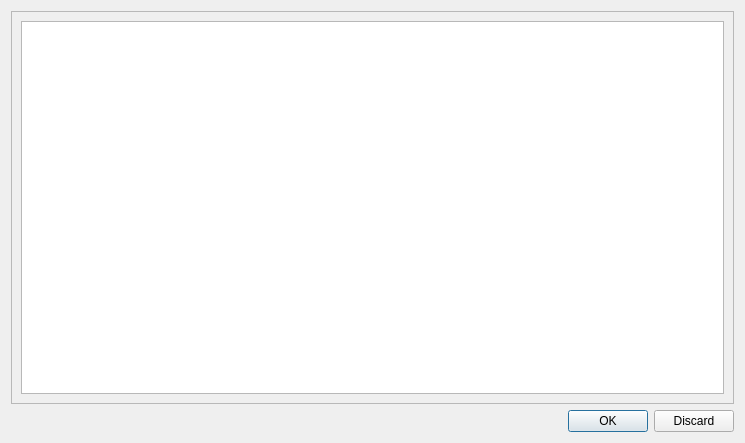
First picture: the form in Classes/GUI/Tools/qcropplantingplanningtool.ui, repository Sn1pescope/LVP-Basis, before the edit.
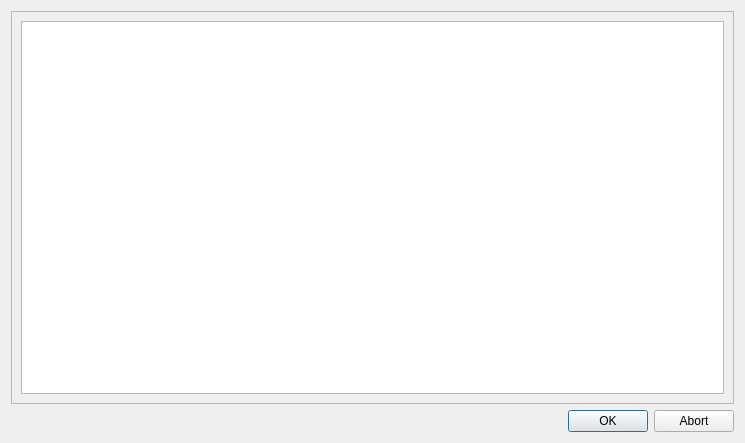
Second picture: the form after the edit.

The edit to the form file:
```diff
--- a/Classes/GUI/Tools/qcropplantingplanningtool.ui
+++ b/Classes/GUI/Tools/qcropplantingplanningtool.ui
@@ -69,7 +69,7 @@
    <item>
     <widget class="QDialogButtonBox" name="buttonBox">
      <property name="standardButtons">
-      <set>QDialogButtonBox::Discard|QDialogButtonBox::Ok</set>
+      <set>QDialogButtonBox::Abort|QDialogButtonBox::Ok</set>
      </property>
     </widget>
    </item>
```
